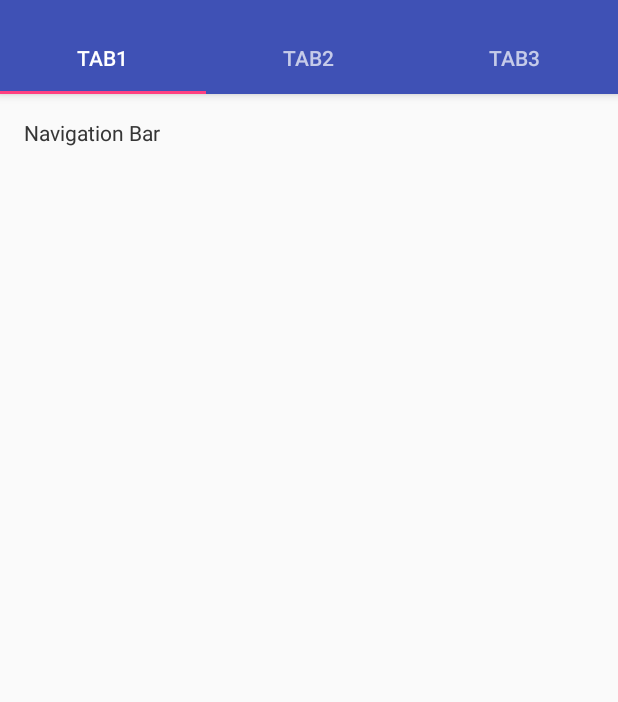
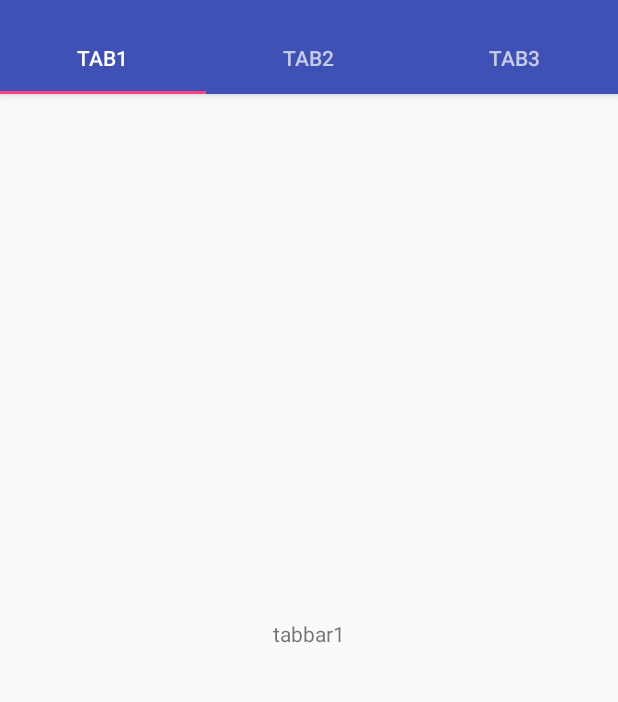
Before and after one commit to nancygoel62/Navigation-Drawer-in-Android, an Android app: the screen it shows after launch (MainActivity), on a phone screen of 412 x 824 dp, the part 62-764 px from its top. Run offline under Robolectric (Android 15) with nearby library versions, the phone set to English and light mode, and no system bars.

```diff
--- a/MyApplication1/app/src/main/java/com/example/toshiba/myapplication1/tabbar1.java
+++ b/MyApplication1/app/src/main/java/com/example/toshiba/myapplication1/tabbar1.java
@@ -17,7 +17,7 @@ public class tabbar1 extends Fragment {
     }
 
     public View onCreateView(LayoutInflater inflater, ViewGroup container, Bundle bundle) {
-        View v = inflater.inflate(R.layout.content_main, container, false);
+        View v = inflater.inflate(R.layout.tabbar1, container, false);
         return v;
     }
 
--- a/MyApplication1/app/src/main/res/layout/content_main.xml
+++ b/MyApplication1/app/src/main/res/layout/content_main.xml
@@ -17,10 +17,6 @@
         android:layout_width="match_parent"
         android:layout_height="match_parent"
         android:id="@+id/content_frame" >
-        <TextView
-            android:text="Navigation Bar"
-            android:layout_width="wrap_content"
-            android:layout_height="wrap_content" />
 
     </FrameLayout>
     </RelativeLayout>
--- /dev/null
+++ b/MyApplication1/app/src/main/res/layout/tabbar1.xml
@@ -0,0 +1,13 @@
+<?xml version="1.0" encoding="utf-8"?>
+<RelativeLayout xmlns:android="http://schemas.android.com/apk/res/android"
+    android:layout_width="match_parent" android:layout_height="match_parent">
+
+    <TextView
+        android:layout_width="wrap_content"
+        android:layout_height="wrap_content"
+        android:textAppearance="?android:attr/textAppearanceSmall"
+        android:text="tabbar1"
+        android:id="@+id/textView2"
+        android:layout_centerVertical="true"
+        android:layout_centerHorizontal="true" />
+</RelativeLayout>
```
